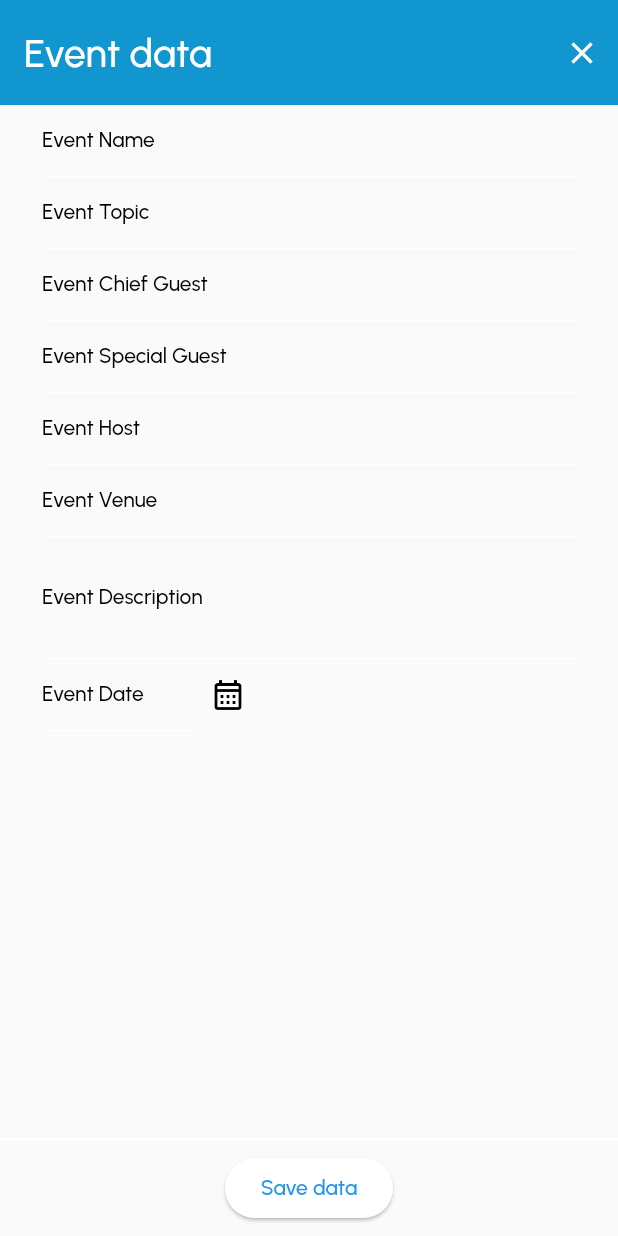
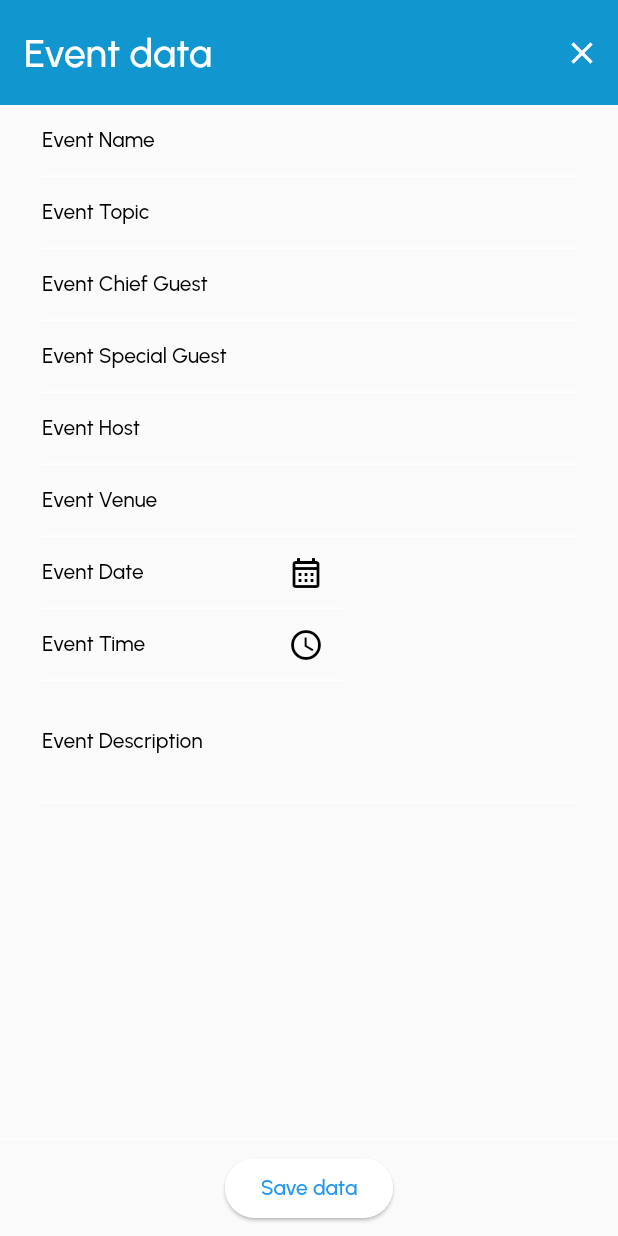
Before and after one commit to saadbhaldar1212/Project-Guestify, a Flutter app: the EventInfo screen opened directly, on a phone screen of 412 x 824 dp. Run offline on Flutter 3.47's test engine with Material 2 defaults, Android fonts, the phone set to English and light mode, and no system bars; our stand-ins replace firebase_auth, firebase_core, fluttertoast; accounts and stored records are empty; project files that could hold a hidden picture were left out.

Commit message:
DatePicker and TimePicker set
displayed onto TextFormField
- next task is to add that whole form in database

```diff
--- a/lib/pages/eventInfo.dart
+++ b/lib/pages/eventInfo.dart
@@ -1,5 +1,5 @@
 import 'package:flutter/material.dart';
-import 'package:guestify/pages/home.dart';
+import 'package:intl/intl.dart';
 
 class EventInfo extends StatefulWidget {
   const EventInfo({super.key});
@@ -18,8 +18,8 @@ class _EventInfoState extends State<EventInfo> {
   final eventHostController = TextEditingController();
   final eventVenueController = TextEditingController();
   final eventTopicController = TextEditingController();
-
-  var textInput = const Text('No date Selected');
+  final eventDateController = TextEditingController();
+  final eventTimeController = TextEditingController();
 
   @override
   Widget build(BuildContext context) {
@@ -150,6 +150,79 @@ class _EventInfoState extends State<EventInfo> {
                       return null;
                     },
                   ),
+                  Row(
+                    children: [
+                      TextFormField(
+                        controller: eventDateController,
+                        cursorHeight: 20,
+                        textInputAction: TextInputAction.done,
+                        keyboardType: TextInputType.datetime,
+                        autofocus: false,
+                        decoration: const InputDecoration(
+                          labelText: 'Event Date',
+                          constraints: BoxConstraints(
+                            maxWidth: 200,
+                          ),
+                          suffixIcon: Icon(Icons.calendar_month_outlined),
+                        ),
+                        validator: (value) {
+                          if (value!.isEmpty) {
+                            return 'Enter Date';
+                          }
+                          return null;
+                        },
+                        onTap: () async {
+                          DateTime? datePicked = await showDatePicker(
+                              context: context,
+                              initialDate: DateTime.now(),
+                              firstDate: DateTime(1900),
+                              lastDate: DateTime.now());
+
+                          if (datePicked != null) {
+                            setState(() {
+                              eventDateController.text =
+                                  DateFormat().add_yMMMMd().format(datePicked);
+                            });
+                          }
+                        },
+                      ),
+                    ],
+                  ),
+                  Row(
+                    children: [
+                      TextFormField(
+                        controller: eventTimeController,
+                        cursorHeight: 20,
+                        textInputAction: TextInputAction.done,
+                        keyboardType: TextInputType.datetime,
+                        autofocus: false,
+                        decoration: const InputDecoration(
+                          labelText: 'Event Time',
+                          constraints: BoxConstraints(
+                            maxWidth: 200,
+                          ),
+                          suffixIcon: Icon(Icons.access_time_sharp),
+                        ),
+                        validator: (value) {
+                          if (value!.isEmpty) {
+                            return 'Enter Time';
+                          }
+                          return null;
+                        },
+                        onTap: () async {
+                          TimeOfDay? pickedTime = await showTimePicker(
+                            context: context,
+                            initialTime: TimeOfDay.now(),
+                            initialEntryMode: TimePickerEntryMode.dial,
+                          );
+                          if (pickedTime != null) {
+                            eventTimeController.text =
+                                TimeOfDay.now().format(context);
+                          }
+                        },
+                      ),
+                    ],
+                  ),
                   TextFormField(
                     controller: eventDescriptionController,
                     cursorHeight: 20,
@@ -167,45 +240,6 @@ class _EventInfoState extends State<EventInfo> {
                     //   }
                     //   return null;
                     // },
-                  ),
-                  Row(
-                    children: [
-                      TextFormField(
-                        controller: eventDescriptionController,
-                        cursorHeight: 20,
-                        textInputAction: TextInputAction.done,
-                        keyboardType: TextInputType.datetime,
-                        autofocus: false,
-                        decoration: const InputDecoration(
-                          labelText: 'Event Date',
-                          constraints: BoxConstraints(
-                            maxWidth: 100,
-                          ),
-                        ),
-                        validator: (value) {
-                          if (value!.isEmpty) {
-                            return 'Enter Date';
-                          }
-                          return null;
-                        },
-                      ),
-                      IconButton(
-                        onPressed: (() async {
-                          DateTime? datePicked = await showDatePicker(
-                              context: context,
-                              initialDate: DateTime.now(),
-                              firstDate: DateTime(1900),
-                              lastDate: DateTime.now());
-
-                          if (datePicked != null) {
-                            setState(() {
-                              //display date into the textFormField using IconButton.calendar
-                            });
-                          }
-                        }),
-                        icon: const Icon(Icons.calendar_month_outlined),
-                      ),
-                    ],
                   ),
                 ]),
               ),
--- a/pubspec.yaml
+++ b/pubspec.yaml
@@ -42,6 +42,7 @@ dependencies:
   fluttertoast: ^8.1.2
   firebase_storage: ^11.0.10
   intl: ^0.17.0
+  firebase_database: ^10.0.13
 
 flutter_native_splash:
   color: "#1196CF"
```
Also changed, not shown: lib/main.dart (+22 -69 lines), lib/pages/home.dart (+7 -1 lines), pubspec.lock, 2 other files.
